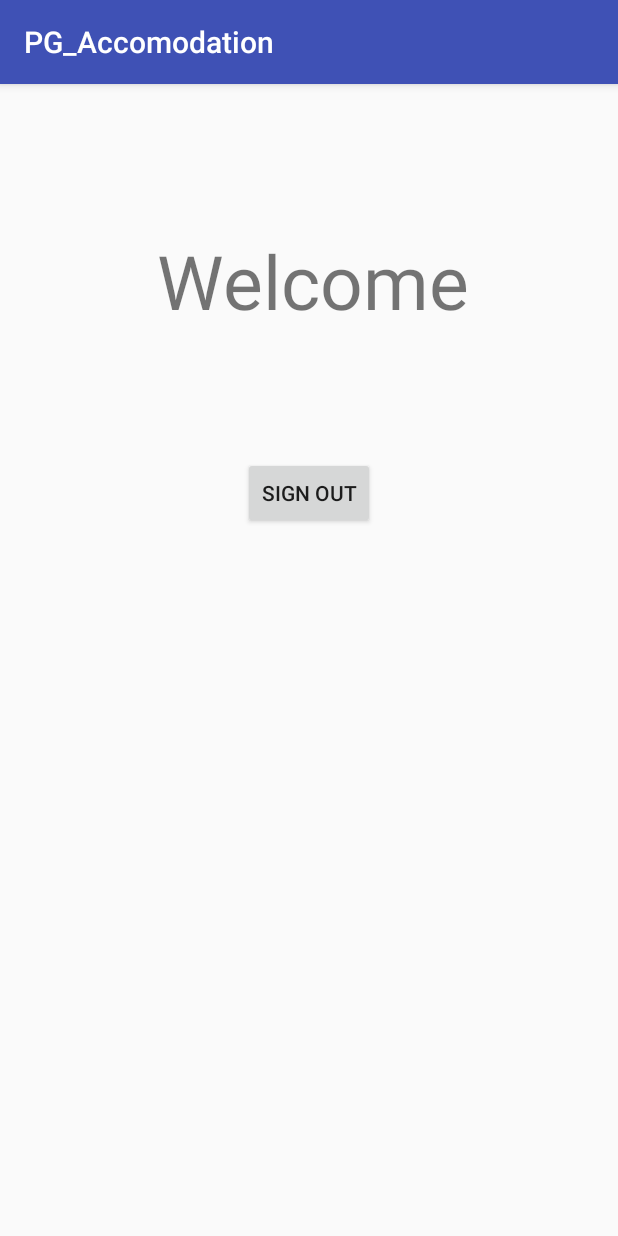
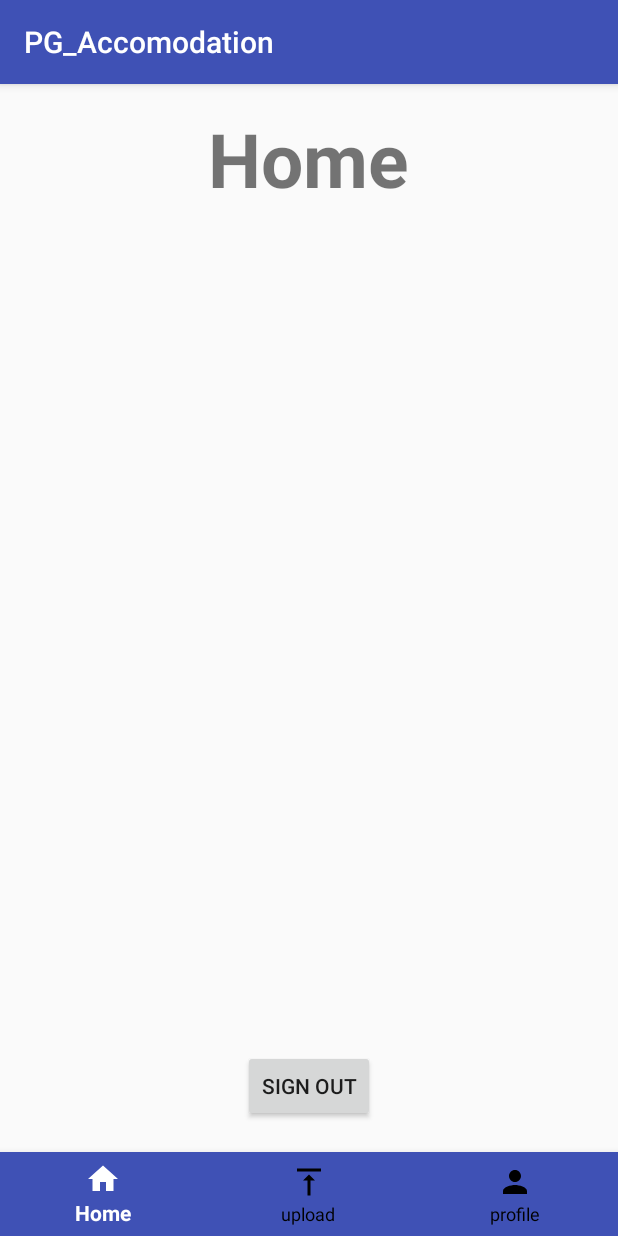
Before and after one commit to Amit-Chavda/PGiotary, an Android app: the screen it shows after launch once a user with an empty profile is signed in (Home), on a phone screen of 412 x 824 dp. Run offline under Robolectric (Android 15) with nearby library versions, the phone set to English and light mode, and no system bars; our stand-ins replace Firebase (no records; nobody signed in at launch, a user with empty details on screens opened directly).

Commit message:
added bottom navigation

```diff
--- a/app/build.gradle
+++ b/app/build.gradle
@@ -21,13 +21,15 @@ android {
 dependencies {
     implementation fileTree(dir: 'libs', include: ['*.jar'])
     implementation 'com.android.support:appcompat-v7:28.0.0'
-    implementation 'androidx.appcompat:appcompat:1.0.0'
+    implementation 'com.android.support:design:28.0.0'
+    implementation 'androidx.appcompat:appcompat:1.2.0'
     implementation platform('com.google.firebase:firebase-bom:25.12.0')
     implementation 'com.google.firebase:firebase-auth:19.4.0'
     implementation 'com.google.firebase:firebase-analytics'
     implementation 'com.android.support.constraint:constraint-layout:2.0.2'
-    implementation 'androidx.constraintlayout:constraintlayout:1.1.3'
-    testImplementation 'junit:junit:4.12'
+    implementation 'androidx.constraintlayout:constraintlayout:2.0.2'
+    implementation files('com.google.android.material')
+    testImplementation 'junit:junit:4.13.1'
     androidTestImplementation 'com.android.support.test:runner:1.0.2'
     androidTestImplementation 'com.android.support.test.espresso:espresso-core:3.0.2'
 }
--- /dev/null
+++ b/app/src/main/res/drawable/ic_home.xml
@@ -0,0 +1,10 @@
+<vector xmlns:android="http://schemas.android.com/apk/res/android"
+    android:width="24dp"
+    android:height="24dp"
+    android:viewportWidth="24"
+    android:viewportHeight="24"
+    android:tint="?attr/colorControlNormal">
+  <path
+      android:fillColor="@android:color/white"
+      android:pathData="M10,20v-6h4v6h5v-8h3L12,3 2,12h3v8z"/>
+</vector>
--- /dev/null
+++ b/app/src/main/res/drawable/ic_profile.xml
@@ -0,0 +1,10 @@
+<vector xmlns:android="http://schemas.android.com/apk/res/android"
+    android:width="24dp"
+    android:height="24dp"
+    android:viewportWidth="24"
+    android:viewportHeight="24"
+    android:tint="?attr/colorControlNormal">
+  <path
+      android:fillColor="@android:color/white"
+      android:pathData="M12,12c2.21,0 4,-1.79 4,-4s-1.79,-4 -4,-4 -4,1.79 -4,4 1.79,4 4,4zM12,14c-2.67,0 -8,1.34 -8,4v2h16v-2c0,-2.66 -5.33,-4 -8,-4z"/>
+</vector>
--- /dev/null
+++ b/app/src/main/res/drawable/ic_upload.xml
@@ -0,0 +1,10 @@
+<vector xmlns:android="http://schemas.android.com/apk/res/android"
+    android:width="24dp"
+    android:height="24dp"
+    android:viewportWidth="24"
+    android:viewportHeight="24"
+    android:tint="?attr/colorControlNormal">
+  <path
+      android:fillColor="@android:color/white"
+      android:pathData="M8,11h3v10h2V11h3l-4,-4 -4,4zM4,3v2h16V3H4z"/>
+</vector>
--- /dev/null
+++ b/app/src/main/res/drawable/selector.xml
@@ -0,0 +1,11 @@
+<?xml version="1.0" encoding="utf-8"?>
+<selector xmlns:android="http://schemas.android.com/apk/res/android">
+
+    <item
+        android:state_selected="true"
+        android:color= "@android:color/white"/>
+
+    <item
+        android:state_selected="false"
+        android:color= "@android:color/black"/>
+</selector>
--- a/app/src/main/res/layout/activity_home.xml
+++ b/app/src/main/res/layout/activity_home.xml
@@ -6,28 +6,39 @@
     android:layout_height="match_parent"
     tools:context=".Home">
 
+
     <TextView
-        android:id="@+id/textView"
+        android:id="@+id/hometv"
         android:layout_width="wrap_content"
         android:layout_height="wrap_content"
-        android:layout_marginStart="179dp"
-        android:layout_marginLeft="179dp"
-        android:layout_marginTop="97dp"
-        android:layout_marginEnd="174dp"
-        android:layout_marginRight="174dp"
-        android:text="Welcome"
-        android:textSize="50dp"
+        android:layout_centerHorizontal="true"
+        android:layout_marginTop="16dp"
+        android:text="Home"
+        android:textSize="50sp"
+        android:textStyle="bold"
         app:layout_constraintEnd_toEndOf="parent"
+        app:layout_constraintHorizontal_bias="0.498"
         app:layout_constraintStart_toStartOf="parent"
         app:layout_constraintTop_toTopOf="parent" />
 
+    <com.google.android.material.bottomnavigation.BottomNavigationView
+        android:id="@+id/bottom_navigation"
+        android:layout_width="match_parent"
+        android:layout_height="wrap_content"
+        app:itemBackground="@color/colorPrimary"
+        app:itemIconTint="@drawable/selector"
+        app:itemTextColor="@drawable/selector"
+        app:layout_constraintBottom_toBottomOf="parent"
+        app:menu="@menu/menu_navigation" />
+
     <Button
         android:id="@+id/signoutbutton"
+        android:layout_centerHorizontal="true"
         android:layout_width="wrap_content"
         android:layout_height="wrap_content"
-        android:layout_marginTop="84dp"
+        android:layout_marginBottom="20dp"
         android:text="Sign Out"
+        app:layout_constraintBottom_toTopOf="@+id/bottom_navigation"
         app:layout_constraintEnd_toEndOf="parent"
-        app:layout_constraintStart_toStartOf="parent"
-        app:layout_constraintTop_toBottomOf="@+id/textView" />
+        app:layout_constraintStart_toStartOf="parent" />
 </androidx.constraintlayout.widget.ConstraintLayout>
--- /dev/null
+++ b/app/src/main/res/menu/menu_navigation.xml
@@ -0,0 +1,18 @@
+<?xml version="1.0" encoding="utf-8"?>
+<menu xmlns:tools="http://schemas.android.com/tools"
+    xmlns:android="http://schemas.android.com/apk/res/android">
+    <item
+        android:id="@+id/home"
+        android:title="Home"
+        android:icon="@drawable/ic_home" />
+
+    <item
+        android:id="@+id/Upload"
+        android:title="upload"
+        android:icon="@drawable/ic_upload"/>
+
+    <item
+        android:id="@+id/profile"
+        android:title="profile"
+        android:icon="@drawable/ic_profile"/>
+</menu>
```
